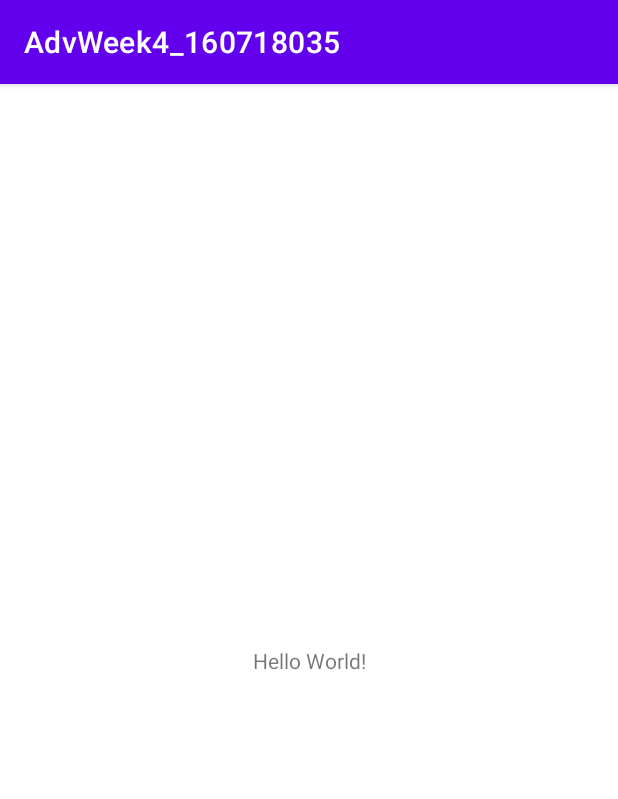
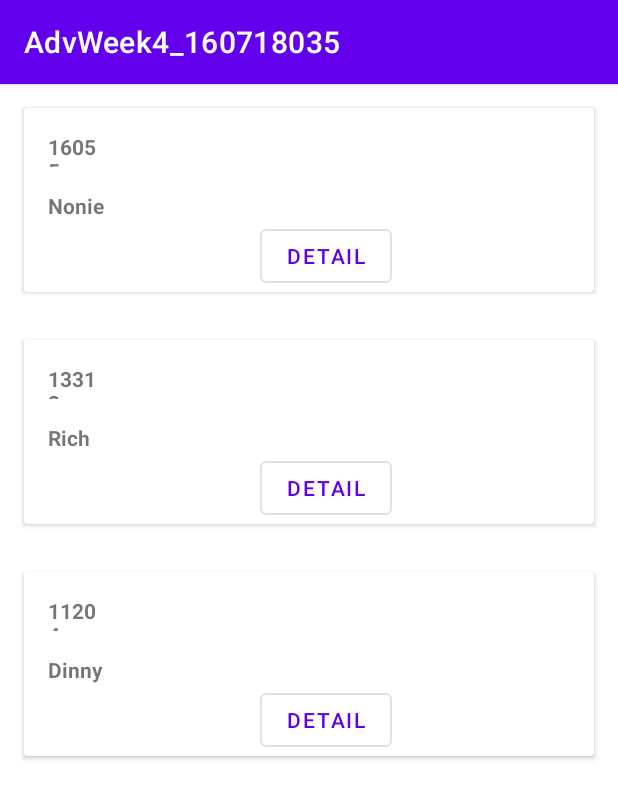
Before and after one commit to danielyanuar07/AdvWeek4_160718035, an Android app: the screen it shows after launch (MainActivity), on a phone screen of 412 x 824 dp. Shown: the top 799 px of the screen. Run offline under Robolectric (Android 15) with nearby library versions, the phone set to English and light mode, and no system bars; our stand-ins replace navigation-ui.

Commit message:
week4_done

```diff
--- a/app/build.gradle
+++ b/app/build.gradle
@@ -1,12 +1,13 @@
 plugins {
     id 'com.android.application'
     id 'kotlin-android'
+    id 'kotlin-android-extensions'
 }
 
 android {
     compileSdkVersion 30
     buildToolsVersion "30.0.3"
-
+    apply plugin: "androidx.navigation.safeargs.kotlin"
     defaultConfig {
         applicationId "com.jitusolution.advweek4_160718035"
         minSdkVersion 19
@@ -39,6 +40,9 @@ dependencies {
     implementation 'androidx.appcompat:appcompat:1.2.0'
     implementation 'com.google.android.material:material:1.3.0'
     implementation 'androidx.constraintlayout:constraintlayout:2.0.4'
+    implementation 'androidx.legacy:legacy-support-v4:1.0.0'
+    implementation 'androidx.navigation:navigation-fragment-ktx:2.3.3'
+    implementation 'androidx.navigation:navigation-ui-ktx:2.3.3'
     testImplementation 'junit:junit:4.+'
     androidTestImplementation 'androidx.test.ext:junit:1.1.2'
     androidTestImplementation 'androidx.test.espresso:espresso-core:3.3.0'
--- a/app/src/main/AndroidManifest.xml
+++ b/app/src/main/AndroidManifest.xml
@@ -9,7 +9,7 @@
         android:roundIcon="@mipmap/ic_launcher_round"
         android:supportsRtl="true"
         android:theme="@style/Theme.AdvWeek4_160718035">
-        <activity android:name=".MainActivity">
+        <activity android:name=".view.MainActivity">
             <intent-filter>
                 <action android:name="android.intent.action.MAIN" />
 
--- /dev/null
+++ b/app/src/main/java/com/jitusolution/advweek4_160718035/model/Model.kt
@@ -0,0 +1,10 @@
+package com.jitusolution.advweek4_160718035.model
+
+data class Student(
+    val id:String?,
+    val name:String?,
+    val bod:String?,
+    //bod = birth of date
+    val phone:String?,
+    val photoUrl:String?
+)
--- a/app/src/main/java/com/jitusolution/advweek4_160718035/MainActivity.kt
+++ b/app/src/main/java/com/jitusolution/advweek4_160718035/view/MainActivity.kt
@@ -1,7 +1,8 @@
-package com.jitusolution.advweek4_160718035
+package com.jitusolution.advweek4_160718035.view
 
 import androidx.appcompat.app.AppCompatActivity
 import android.os.Bundle
+import com.jitusolution.advweek4_160718035.R
 
 class MainActivity : AppCompatActivity() {
     override fun onCreate(savedInstanceState: Bundle?) {
--- /dev/null
+++ b/app/src/main/java/com/jitusolution/advweek4_160718035/view/StudentListAdapter.kt
@@ -0,0 +1,42 @@
+package com.jitusolution.advweek4_160718035.view
+
+import android.view.LayoutInflater
+import android.view.View
+import android.view.ViewGroup
+import androidx.navigation.Navigation
+import androidx.navigation.ui.NavigationUI
+import androidx.recyclerview.widget.RecyclerView
+import com.jitusolution.advweek4_160718035.R
+import com.jitusolution.advweek4_160718035.model.Student
+import kotlinx.android.synthetic.main.student_list_item.view.*
+
+class StudentListAdapter(val studentList:ArrayList<Student>):RecyclerView.Adapter<StudentListAdapter.StudentViewHolder>() {
+    class StudentViewHolder(var view:View): RecyclerView.ViewHolder(view)
+
+    fun updateStudentList(newStudentList:List<Student>){
+        studentList.clear();
+        studentList.addAll(newStudentList)
+        notifyDataSetChanged()
+        //1.01.58
+    }
+    override fun onCreateViewHolder(parent: ViewGroup, viewType: Int): StudentViewHolder {
+        val inflater = LayoutInflater.from(parent.context)
+        val view = inflater.inflate(R.layout.student_list_item,parent,false)
+
+        return StudentViewHolder(view)
+        //55.20
+    }
+
+    override fun onBindViewHolder(holder: StudentViewHolder, position: Int) {
+        holder.view.txtId.text = studentList[position].id
+        holder.view.txtName.text = studentList[position].name
+        holder.view.btnDetail.setOnClickListener {
+            val action = StudentListFragmentDirections.actionStudentDetail()
+            Navigation.findNavController(it).navigate(action)
+        }
+    }
+
+    override fun getItemCount(): Int {
+        return studentList.size
+    }
+}
--- /dev/null
+++ b/app/src/main/java/com/jitusolution/advweek4_160718035/view/StudentListFragment.kt
@@ -0,0 +1,59 @@
+package com.jitusolution.advweek4_160718035.view
+
+import android.os.Bundle
+import androidx.fragment.app.Fragment
+import android.view.LayoutInflater
+import android.view.View
+import android.view.ViewGroup
+import android.widget.LinearLayout
+import android.widget.ListView
+import androidx.lifecycle.Observer
+import androidx.lifecycle.ViewModelProvider
+import androidx.recyclerview.widget.LinearLayoutManager
+import com.jitusolution.advweek4_160718035.R
+import com.jitusolution.advweek4_160718035.viewmodel.ListViewModel
+import kotlinx.android.synthetic.main.fragment_student_list.*
+
+class StudentListFragment : Fragment() {
+    private lateinit var viewModel:ListViewModel
+    private val studentListAdapter:StudentListAdapter = StudentListAdapter(arrayListOf())
+    override fun onCreateView(
+        inflater: LayoutInflater, container: ViewGroup?,
+        savedInstanceState: Bundle?
+    ): View? {
+        // Inflate the layout for this fragment
+        return inflater.inflate(R.layout.fragment_student_list, container, false)
+    }
+
+    override fun onViewCreated(view: View, savedInstanceState: Bundle?) {
+        super.onViewCreated(view, savedInstanceState)
+        viewModel = ViewModelProvider(this).get(ListViewModel::class.java)
+        viewModel.refresh();
+        recView.layoutManager=LinearLayoutManager(context)
+        recView.adapter = studentListAdapter
+
+        observeViewModel()
+    }
+
+        fun observeViewModel(){
+            viewModel.studentsLD.observe(viewLifecycleOwner, Observer {
+                studentListAdapter.updateStudentList(it)
+            })
+            viewModel.studentLoadErrorLD.observe(viewLifecycleOwner, Observer {
+                txtError.visibility = if(it) View.VISIBLE else View.GONE
+            })
+            viewModel.loadingLD.observe(viewLifecycleOwner, Observer {
+              if(it)
+              {
+                  recView.visibility = View.VISIBLE
+                  progressLoad.visibility= View.GONE
+              }
+                else
+              {
+                  recView.visibility = View.GONE
+                  progressLoad.visibility= View.VISIBLE
+
+              }
+            })
+        }
+}
--- /dev/null
+++ b/app/src/main/java/com/jitusolution/advweek4_160718035/viewmodel/ListViewModel.kt
@@ -0,0 +1,23 @@
+package com.jitusolution.advweek4_160718035.viewmodel
+
+import androidx.lifecycle.MutableLiveData
+import androidx.lifecycle.ViewModel
+import com.jitusolution.advweek4_160718035.model.Student
+
+class ListViewModel: ViewModel() {
+    val studentsLD  =MutableLiveData<List<Student>>()
+    val studentLoadErrorLD = MutableLiveData<Boolean>()
+    val loadingLD = MutableLiveData<Boolean>()
+    fun refresh() {
+        val student1 = Student("16055","Nonie","1998/03/28","5718444778","http://dummyimage.com/75x100.jpg/cc0000/ffffff")
+        val student2 = Student("13312","Rich","1994/12/14","3925444073","http://dummyimage.com/75x100.jpg/5fa2dd/ffffff")
+        val student3 = Student("11204","Dinny","1994/10/07","6827808747","http://dummyimage.com/75x100.jpg/5fa2dd/ffffff1")
+
+        val studentList:ArrayList<Student> = arrayListOf<Student>(student1, student2, student3)
+        studentsLD.value = studentList
+        studentLoadErrorLD.value = false
+        loadingLD.value = true
+
+    }
+
+}
--- a/app/src/main/res/layout/activity_main.xml
+++ b/app/src/main/res/layout/activity_main.xml
@@ -4,15 +4,17 @@
     xmlns:tools="http://schemas.android.com/tools"
     android:layout_width="match_parent"
     android:layout_height="match_parent"
-    tools:context=".MainActivity">
+    tools:context=".view.MainActivity">
 
-    <TextView
-        android:layout_width="wrap_content"
-        android:layout_height="wrap_content"
-        android:text="Hello World!"
+    <fragment
+        android:id="@+id/fragmentHost"
+        android:name="androidx.navigation.fragment.NavHostFragment"
+        android:layout_width="0dp"
+        android:layout_height="0dp"
+        app:defaultNavHost="true"
         app:layout_constraintBottom_toBottomOf="parent"
-        app:layout_constraintLeft_toLeftOf="parent"
-        app:layout_constraintRight_toRightOf="parent"
-        app:layout_constraintTop_toTopOf="parent" />
-
+        app:layout_constraintEnd_toEndOf="parent"
+        app:layout_constraintStart_toStartOf="parent"
+        app:layout_constraintTop_toTopOf="parent"
+        app:navGraph="@navigation/main_navigation" />
 </androidx.constraintlayout.widget.ConstraintLayout>
--- /dev/null
+++ b/app/src/main/res/layout/fragment_student_list.xml
@@ -0,0 +1,49 @@
+<?xml version="1.0" encoding="utf-8"?>
+<FrameLayout xmlns:android="http://schemas.android.com/apk/res/android"
+    xmlns:app="http://schemas.android.com/apk/res-auto"
+    xmlns:tools="http://schemas.android.com/tools"
+    android:layout_width="match_parent"
+    android:layout_height="match_parent"
+    tools:context=".view.StudentListFragment">
+    <androidx.swiperefreshlayout.widget.SwipeRefreshLayout
+        android:layout_width="match_parent"
+        android:layout_height="match_parent"
+        tools:context=".view.StudentListFragment">
+
+        <androidx.constraintlayout.widget.ConstraintLayout
+            android:layout_width="match_parent"
+            android:layout_height="match_parent">
+
+            <androidx.recyclerview.widget.RecyclerView
+                android:id="@+id/recView"
+                android:layout_width="0dp"
+                android:layout_height="0dp"
+                app:layout_constraintBottom_toBottomOf="parent"
+                app:layout_constraintEnd_toEndOf="parent"
+                app:layout_constraintHorizontal_bias="0.0"
+                app:layout_constraintStart_toStartOf="parent"
+                app:layout_constraintTop_toTopOf="parent"
+                app:layout_constraintVertical_bias="0.0" />
+
+            <ProgressBar
+                android:id="@+id/progressLoad"
+                style="?android:attr/progressBarStyle"
+                android:layout_width="wrap_content"
+                android:layout_height="wrap_content"
+                app:layout_constraintBottom_toBottomOf="parent"
+                app:layout_constraintEnd_toEndOf="parent"
+                app:layout_constraintStart_toStartOf="parent"
+                app:layout_constraintTop_toTopOf="parent" />
+
+            <TextView
+                android:id="@+id/txtError"
+                android:layout_width="wrap_content"
+                android:layout_height="wrap_content"
+                android:text="Error Loading The Data"
+                app:layout_constraintBottom_toBottomOf="parent"
+                app:layout_constraintEnd_toEndOf="parent"
+                app:layout_constraintStart_toStartOf="parent"
+                app:layout_constraintTop_toTopOf="@+id/recView" />
+        </androidx.constraintlayout.widget.ConstraintLayout>
+    </androidx.swiperefreshlayout.widget.SwipeRefreshLayout>
+</FrameLayout>
--- /dev/null
+++ b/app/src/main/res/layout/student_list_item.xml
@@ -0,0 +1,70 @@
+<?xml version="1.0" encoding="utf-8"?>
+<androidx.constraintlayout.widget.ConstraintLayout xmlns:android="http://schemas.android.com/apk/res/android"
+    xmlns:app="http://schemas.android.com/apk/res-auto"
+    xmlns:tools="http://schemas.android.com/tools"
+    android:layout_width="match_parent"
+    android:layout_height="wrap_content">
+
+    <androidx.cardview.widget.CardView
+        android:layout_width="match_parent"
+        android:layout_height="wrap_content"
+        android:layout_marginStart="16dp"
+        android:layout_marginTop="16dp"
+        android:layout_marginEnd="16dp"
+        android:layout_marginBottom="16dp"
+        app:cardElevation="2dp"
+        app:layout_constraintBottom_toBottomOf="parent"
+        app:layout_constraintEnd_toEndOf="parent"
+        app:layout_constraintStart_toStartOf="parent"
+        app:layout_constraintTop_toTopOf="parent">
+
+        <androidx.constraintlayout.widget.ConstraintLayout
+            android:layout_width="match_parent"
+            android:layout_height="match_parent">
+
+            <ImageView
+                android:id="@+id/imageView"
+                android:layout_width="wrap_content"
+                android:layout_height="wrap_content"
+                app:layout_constraintBottom_toBottomOf="parent"
+                app:layout_constraintEnd_toEndOf="parent"
+                app:layout_constraintHorizontal_bias="0.0"
+                app:layout_constraintStart_toStartOf="parent"
+                app:layout_constraintTop_toTopOf="parent"
+                app:layout_constraintVertical_bias="0.0"
+                tools:srcCompat="@tools:sample/avatars" />
+
+            <TextView
+                android:id="@+id/txtId"
+                android:layout_width="34dp"
+                android:layout_height="23dp"
+                android:layout_marginStart="16dp"
+                android:layout_marginTop="16dp"
+                android:text="ID"
+                android:textStyle="bold"
+                app:layout_constraintStart_toEndOf="@+id/imageView"
+                app:layout_constraintTop_toTopOf="parent" />
+
+            <TextView
+                android:id="@+id/txtName"
+                android:layout_width="wrap_content"
+                android:layout_height="wrap_content"
+                android:layout_marginStart="16dp"
+                android:layout_marginTop="16dp"
+                android:text="Name"
+                android:textStyle="bold"
+                app:layout_constraintStart_toEndOf="@+id/imageView"
+                app:layout_constraintTop_toBottomOf="@+id/txtId" />
+
+            <Button
+                android:id="@+id/btnDetail"
+                style="@style/Widget.MaterialComponents.Button.OutlinedButton"
+                android:layout_width="wrap_content"
+                android:layout_height="wrap_content"
+                android:layout_marginStart="157dp"
+                android:text="DETAIL"
+                app:layout_constraintStart_toEndOf="@+id/imageView"
+                app:layout_constraintTop_toBottomOf="@+id/txtName" />
+        </androidx.constraintlayout.widget.ConstraintLayout>
+    </androidx.cardview.widget.CardView>
+</androidx.constraintlayout.widget.ConstraintLayout>
--- /dev/null
+++ b/app/src/main/res/navigation/main_navigation.xml
@@ -0,0 +1,22 @@
+<?xml version="1.0" encoding="utf-8"?>
+<navigation xmlns:android="http://schemas.android.com/apk/res/android"
+    xmlns:app="http://schemas.android.com/apk/res-auto"
+    xmlns:tools="http://schemas.android.com/tools"
+    android:id="@+id/main_navigation"
+    app:startDestination="@id/studentListFragment">
+
+    <fragment
+        android:id="@+id/studentDetailFragment"
+        android:name="com.jitusolution.advweek4_160718035.view.StudentDetailFragment"
+        android:label="fragment_student_detail"
+        tools:layout="@layout/fragment_student_detail" />
+    <fragment
+        android:id="@+id/studentListFragment"
+        android:name="com.jitusolution.advweek4_160718035.view.StudentListFragment"
+        android:label="fragment_student_list"
+        tools:layout="@layout/fragment_student_list" >
+        <action
+            android:id="@+id/actionStudentDetail"
+            app:destination="@id/studentDetailFragment" />
+    </fragment>
+</navigation>
--- a/app/src/main/res/values/strings.xml
+++ b/app/src/main/res/values/strings.xml
@@ -1,3 +1,5 @@
 <resources>
     <string name="app_name">AdvWeek4_160718035</string>
+    <!-- TODO: Remove or change this placeholder text -->
+    <string name="hello_blank_fragment">Hello blank fragment</string>
 </resources>
--- a/build.gradle
+++ b/build.gradle
@@ -8,6 +8,8 @@ buildscript {
     dependencies {
         classpath "com.android.tools.build:gradle:4.1.2"
         classpath "org.jetbrains.kotlin:kotlin-gradle-plugin:$kotlin_version"
+        def nav_version = "2.3.3"
+        classpath "androidx.navigation:navigation-safe-args-gradle-plugin:$nav_version"
 
         // NOTE: Do not place your application dependencies here; they belong
         // in the individual module build.gradle files
```
Also changed, not shown: app/src/main/java/com/jitusolution/advweek4_160718035/view/StudentDetailFragment.kt (added, +50 -0 lines), app/src/main/java/com/jitusolution/advweek4_160718035/viewmodel/DetailViewModel.kt (added, +14 -0 lines), app/src/main/res/layout/fragment_student_detail.xml (added, +109 -0 lines).
